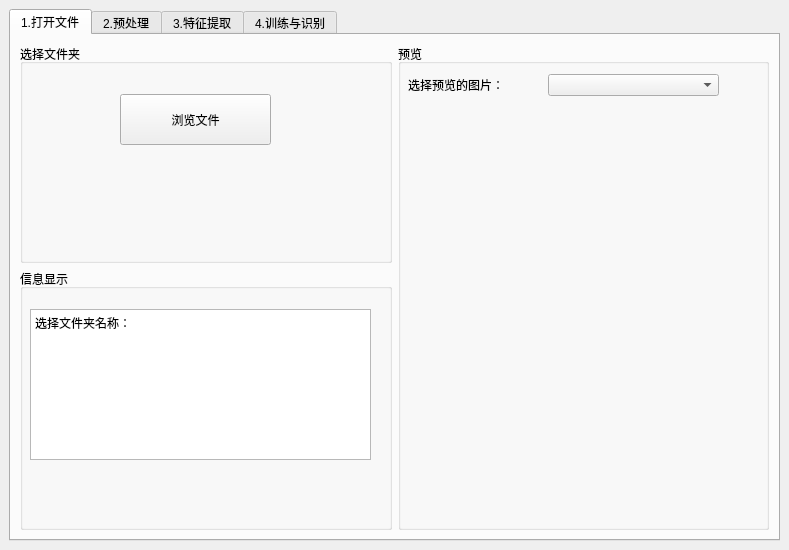
First picture: the form in oceanEddyRecognition.ui, repository Liujiajia1994/pyQtTest, before the edit.
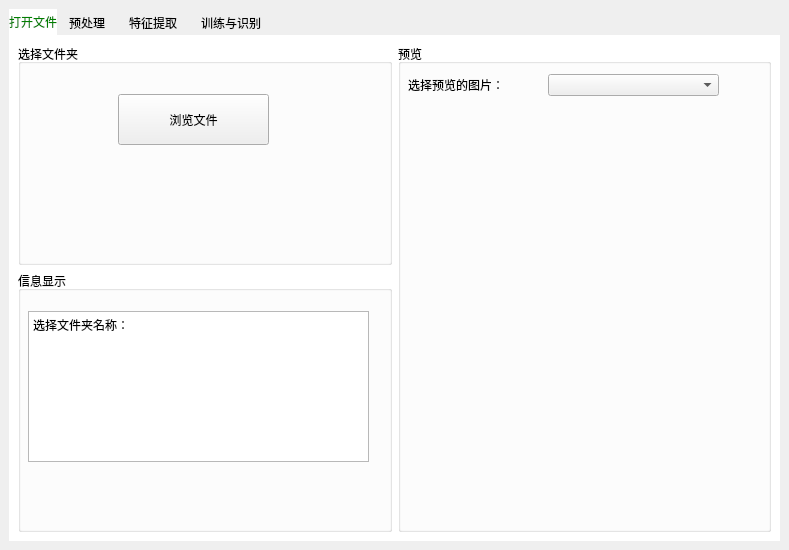
Second picture: the form after the edit. Icons and pictures are not drawn.

Commit message: 主界面样式表添加

```diff
--- a/oceanEddyRecognition.ui
+++ b/oceanEddyRecognition.ui
@@ -26,6 +26,32 @@
     </property>
     <item row="0" column="0">
      <widget class="QTabWidget" name="tabWidget">
+      <property name="styleSheet">
+       <string notr="true">QTabWidget::pane{
+	border:none;
+	background-color: rgb(255, 255, 255);
+}
+QTabWidget::tab-bar{
+    alignment:left;
+}
+QTabBar::tab{
+	background:transparent;
+	min-width:30ex;
+	min-height:10ex;
+}
+QTabBar::tab:hover{
+	background:rgb(255, 255, 255, 100);
+}
+QTabBar::tab:selected{
+	border-color: white;
+	background:white;
+	color:green;
+}
+</string>
+      </property>
+      <property name="tabShape">
+       <enum>QTabWidget::Rounded</enum>
+      </property>
       <property name="currentIndex">
        <number>0</number>
       </property>
@@ -36,8 +62,16 @@
        </size>
       </property>
       <widget class="QWidget" name="tab_file">
+       <property name="styleSheet">
+        <string notr="true"/>
+       </property>
+       <attribute name="icon">
+        <iconset>
+         <selectedon>source/folder_opened_128px_1222856_easyicon.net.ico</selectedon>
+        </iconset>
+       </attribute>
        <attribute name="title">
-        <string extracomment="打开文件">1.打开文件</string>
+        <string>打开文件</string>
        </attribute>
        <layout class="QGridLayout" name="gridLayout_2">
         <item row="0" column="0">
@@ -172,7 +206,7 @@
       </widget>
       <widget class="QWidget" name="tab_process">
        <attribute name="title">
-        <string>2.预处理</string>
+        <string>预处理</string>
        </attribute>
        <layout class="QGridLayout" name="gridLayout_3">
         <item row="0" column="0">
@@ -352,7 +386,7 @@
       </widget>
       <widget class="QWidget" name="tab_extract">
        <attribute name="title">
-        <string>3.特征提取</string>
+        <string>特征提取</string>
        </attribute>
        <layout class="QGridLayout" name="gridLayout_4">
         <item row="0" column="0">
@@ -451,7 +485,7 @@
       </widget>
       <widget class="QWidget" name="tab_recognize">
        <attribute name="title">
-        <string>4.训练与识别</string>
+        <string>训练与识别</string>
        </attribute>
       </widget>
      </widget>
```
Left out of the diff: 19 changed lines with no effect on the pictures. The commit also changes 2 other files.
